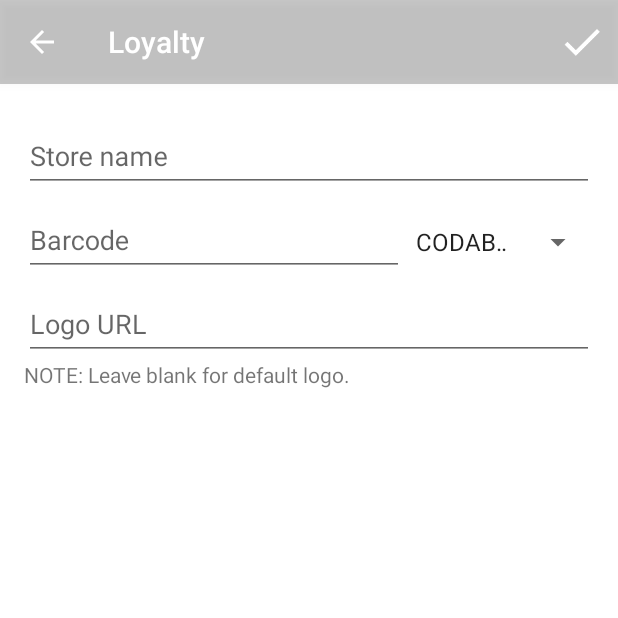
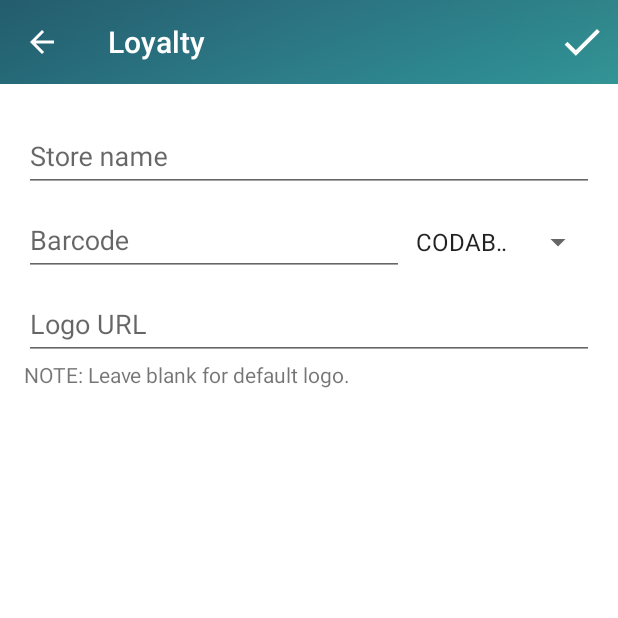
Before and after one commit to AbyxBelgium/Loyalty, an Android app: the CardFragment screen opened directly, with no data from a screen before it, after a tap on "Edit", on a phone screen of 412 x 824 dp, the top half of it. Run offline under Robolectric (Android 15) with nearby library versions, the phone set to English and light mode, and no system bars; 5 statements that could not run were skipped.

Commit message:
Changed styling of card details

```diff
--- a/app/src/main/AndroidManifest.xml
+++ b/app/src/main/AndroidManifest.xml
@@ -32,6 +32,7 @@
         <activity
             android:name=".activities.CardActivity"
             android:parentActivityName=".activities.MainActivity"
+            android:theme="@style/DetailedTheme"
             android:screenOrientation="portrait">
             <meta-data
                 android:name="android.support.PARENT_ACTIVITY"
--- a/app/src/main/java/com/abyx/loyalty/fragments/CardFragment.java
+++ b/app/src/main/java/com/abyx/loyalty/fragments/CardFragment.java
@@ -21,9 +21,12 @@ import android.content.DialogInterface;
 import android.graphics.Bitmap;
 import android.graphics.Color;
 import android.graphics.drawable.ColorDrawable;
+import android.graphics.drawable.Drawable;
 import android.os.Bundle;
+import android.support.annotation.Nullable;
 import android.support.design.widget.Snackbar;
 import android.support.v4.app.Fragment;
+import android.support.v4.content.ContextCompat;
 import android.support.v7.app.ActionBar;
 import android.support.v7.app.AlertDialog;
 import android.support.v7.app.AppCompatActivity;
@@ -101,7 +104,7 @@ public class CardFragment extends Fragment implements ProgressIndicator, APIConn
 
         ActionBar actionBar = ((AppCompatActivity) getActivity()).getSupportActionBar();
         if (actionBar != null) {
-            actionBar.setBackgroundDrawable(new ColorDrawable(Color.parseColor("#33000000")));
+            actionBar.setBackgroundDrawable(new ColorDrawable(Color.parseColor("#00000000")));
         }
 
         // Now, we look for all views that need to be initialized with a specific value
--- a/app/src/main/res/layout/activity_card.xml
+++ b/app/src/main/res/layout/activity_card.xml
@@ -3,7 +3,8 @@
     xmlns:android="http://schemas.android.com/apk/res/android"
     android:orientation="vertical"
     android:layout_width="match_parent"
-    android:layout_height="match_parent">
+    android:layout_height="match_parent"
+    android:background="@drawable/bg">
     <FrameLayout
         android:layout_width="match_parent"
         android:layout_height="match_parent"
--- a/app/src/main/res/layout/activity_main.xml
+++ b/app/src/main/res/layout/activity_main.xml
@@ -4,8 +4,7 @@
     android:orientation="vertical"
     android:layout_width="match_parent"
     android:layout_height="match_parent"
-    android:background="@color/bg_home"
-    android:id="@+id/rootContainer">
+    android:background="@color/bg_home">
     <FrameLayout
         android:layout_width="match_parent"
         android:layout_height="match_parent"
--- a/app/src/main/res/layout/fragment_card.xml
+++ b/app/src/main/res/layout/fragment_card.xml
@@ -2,7 +2,8 @@
     xmlns:android="http://schemas.android.com/apk/res/android"
     android:layout_width="match_parent"
     android:layout_height="match_parent"
-    android:background="@color/white"
+    android:background="@android:color/transparent"
+    android:layout_marginTop="20dp"
     android:id="@+id/rootLayout">
     <LinearLayout
         android:layout_width="match_parent"
```
